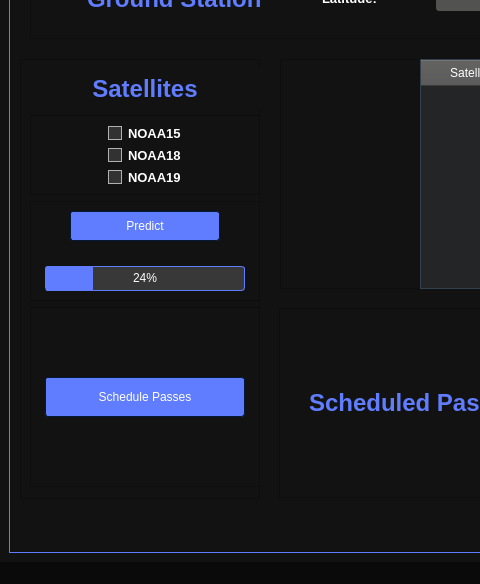
Above: PythonQt/uiFile/mainwindow.ui from JamesOstrowski21/Senior_Design- before the change; both pictures show x 0 to 480 and y 166 to 750 of the 1200 by 750 pixel window. Below: the same form after it.
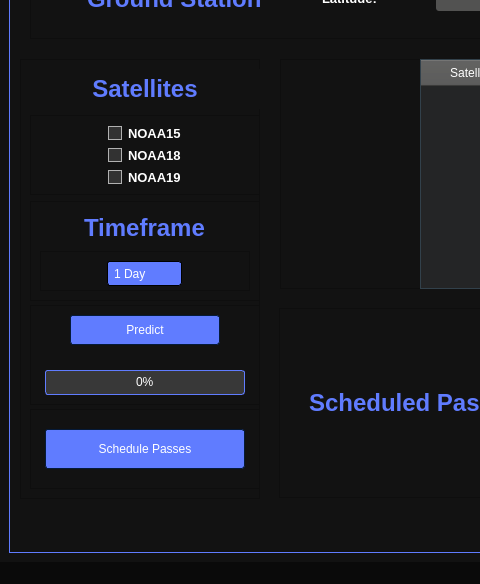
That is the form after the change. Icons and pictures are not drawn.

```diff
--- a/PythonQt/uiFile/mainwindow.ui
+++ b/PythonQt/uiFile/mainwindow.ui
@@ -64,6 +64,13 @@
     padding: 3px; /* Add some padding around the text */
     background-color: #121212; /* Set the background color to white */
 }
+QLabel#range_label{
+    font-size: 24px; /* Set the font size to 24 pixels */
+    font-weight: bold; /* Make the font bold */
+    color: #607cff; /* Set the text color to a dark shade of gray */
+    padding: 3px; /* Add some padding around the text */
+    background-color: #121212; /* Set the background color to white */
+}
 QLabel#scheduled_passes_label {
     font-size: 24px; /* Set the font size to 24 pixels */
     font-weight: bold; /* Make the font bold */
@@ -1734,7 +1741,7 @@
           <property name="frameShadow">
            <enum>QFrame::Raised</enum>
           </property>
-          <layout class="QVBoxLayout" name="verticalLayout_12">
+          <layout class="QVBoxLayout" name="verticalLayout_13">
            <item>
             <widget class="QLabel" name="predict_satellite_label">
              <property name="minimumSize">
@@ -1820,6 +1827,80 @@
              </layout>
             </widget>
            </item>
+           <item>
+            <widget class="QFrame" name="timeframe_frame">
+             <property name="minimumSize">
+              <size>
+               <width>230</width>
+               <height>100</height>
+              </size>
+             </property>
+             <property name="maximumSize">
+              <size>
+               <width>230</width>
+               <height>100</height>
+              </size>
+             </property>
+             <property name="frameShape">
+              <enum>QFrame::StyledPanel</enum>
+             </property>
+             <property name="frameShadow">
+              <enum>QFrame::Raised</enum>
+             </property>
+             <layout class="QVBoxLayout" name="verticalLayout_12">
+              <item alignment="Qt::AlignHCenter">
+               <widget class="QLabel" name="range_label">
+                <property name="text">
+                 <string>Timeframe</string>
+                </property>
+               </widget>
+              </item>
+              <item>
+               <widget class="QFrame" name="range_box_frame">
+                <property name="frameShape">
+                 <enum>QFrame::StyledPanel</enum>
+                </property>
+                <property name="frameShadow">
+                 <enum>QFrame::Raised</enum>
+                </property>
+                <layout class="QGridLayout" name="gridLayout">
+                 <item row="0" column="0">
+                  <widget class="QComboBox" name="ranges">
+                   <property name="minimumSize">
+                    <size>
+                     <width>75</width>
+                     <height>25</height>
+                    </size>
+                   </property>
+                   <property name="maximumSize">
+                    <size>
+                     <width>75</width>
+                     <height>25</height>
+                    </size>
+                   </property>
+                   <item>
+                    <property name="text">
+                     <string>1 Day</string>
+                    </property>
+                   </item>
+                   <item>
+                    <property name="text">
+                     <string>2 Days</string>
+                    </property>
+                   </item>
+                   <item>
+                    <property name="text">
+                     <string>3 Days</string>
+                    </property>
+                   </item>
+                  </widget>
+                 </item>
+                </layout>
+               </widget>
+              </item>
+             </layout>
+            </widget>
+           </item>
            <item>
             <widget class="QFrame" name="predict_button_frame">
              <property name="minimumSize">
@@ -1875,7 +1956,7 @@
                  </size>
                 </property>
                 <property name="value">
-                 <number>24</number>
+                 <number>0</number>
                 </property>
                </widget>
               </item>
@@ -1887,7 +1968,7 @@
              <property name="minimumSize">
               <size>
                <width>230</width>
-               <height>180</height>
+               <height>80</height>
               </size>
              </property>
              <property name="maximumSize">
```
